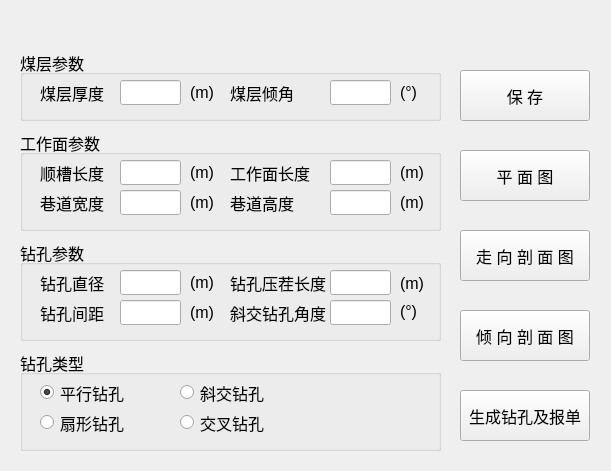
The window that python/cbm/uifiles/gas_design_p2_3_dlg.ui (wyrover/cbm) describes before a commit, drawn with Qt 5.
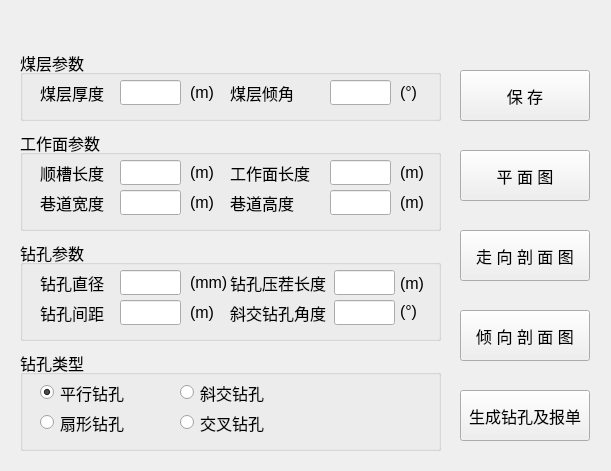
The same window after the commit. Icons and pictures are not drawn.

Patch:
```diff
--- a/python/cbm/uifiles/gas_design_p2_3_dlg.ui
+++ b/python/cbm/uifiles/gas_design_p2_3_dlg.ui
@@ -132,7 +132,7 @@
       <rect>
        <x>210</x>
        <y>60</y>
-       <width>101</width>
+       <width>111</width>
        <height>25</height>
       </rect>
      </property>
@@ -148,7 +148,7 @@
     <widget class="QLineEdit" name="pore_angle">
      <property name="geometry">
       <rect>
-       <x>310</x>
+       <x>314</x>
        <y>60</y>
        <width>61</width>
        <height>25</height>
@@ -181,7 +181,7 @@
     <widget class="QLineEdit" name="pore_stubble">
      <property name="geometry">
       <rect>
-       <x>310</x>
+       <x>314</x>
        <y>30</y>
        <width>61</width>
        <height>25</height>
@@ -198,7 +198,7 @@
       <rect>
        <x>380</x>
        <y>59</y>
-       <width>31</width>
+       <width>41</width>
        <height>25</height>
       </rect>
      </property>
@@ -216,7 +216,7 @@
       <rect>
        <x>170</x>
        <y>30</y>
-       <width>31</width>
+       <width>41</width>
        <height>25</height>
       </rect>
      </property>
@@ -226,7 +226,7 @@
       </font>
      </property>
      <property name="text">
-      <string>&lt;html&gt;&lt;head/&gt;&lt;body&gt;&lt;p&gt;(m)&lt;/p&gt;&lt;/body&gt;&lt;/html&gt;</string>
+      <string>&lt;html&gt;&lt;head/&gt;&lt;body&gt;&lt;p&gt;(mm)&lt;/p&gt;&lt;/body&gt;&lt;/html&gt;</string>
      </property>
     </widget>
     <widget class="QLabel" name="label_20">
@@ -252,7 +252,7 @@
       <rect>
        <x>380</x>
        <y>31</y>
-       <width>31</width>
+       <width>41</width>
        <height>25</height>
       </rect>
      </property>
```
